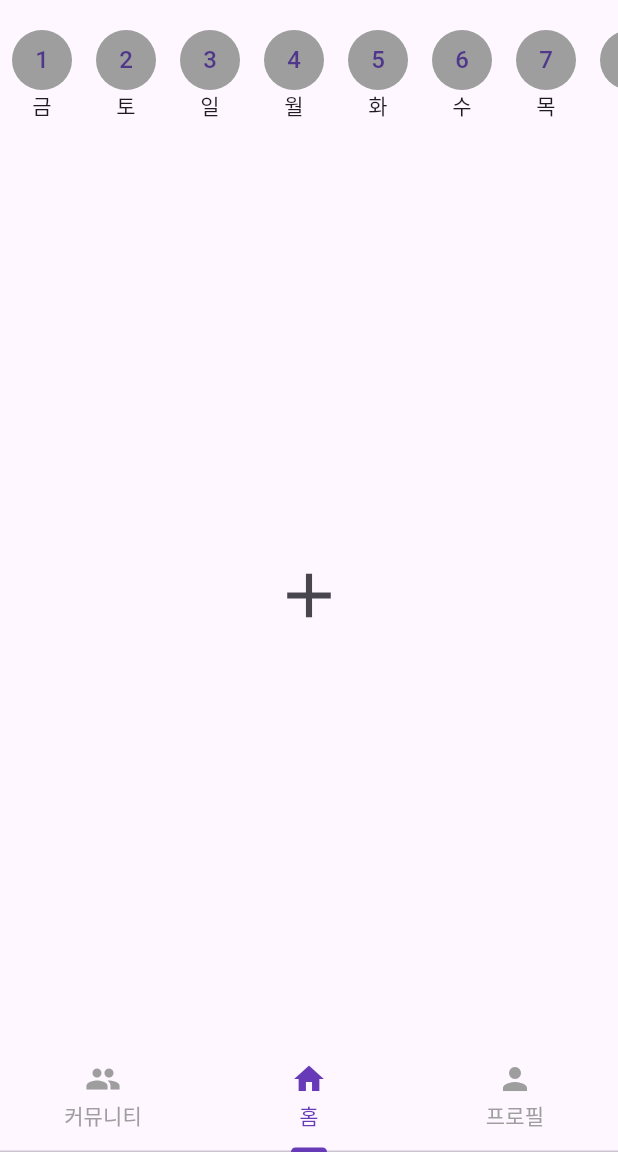
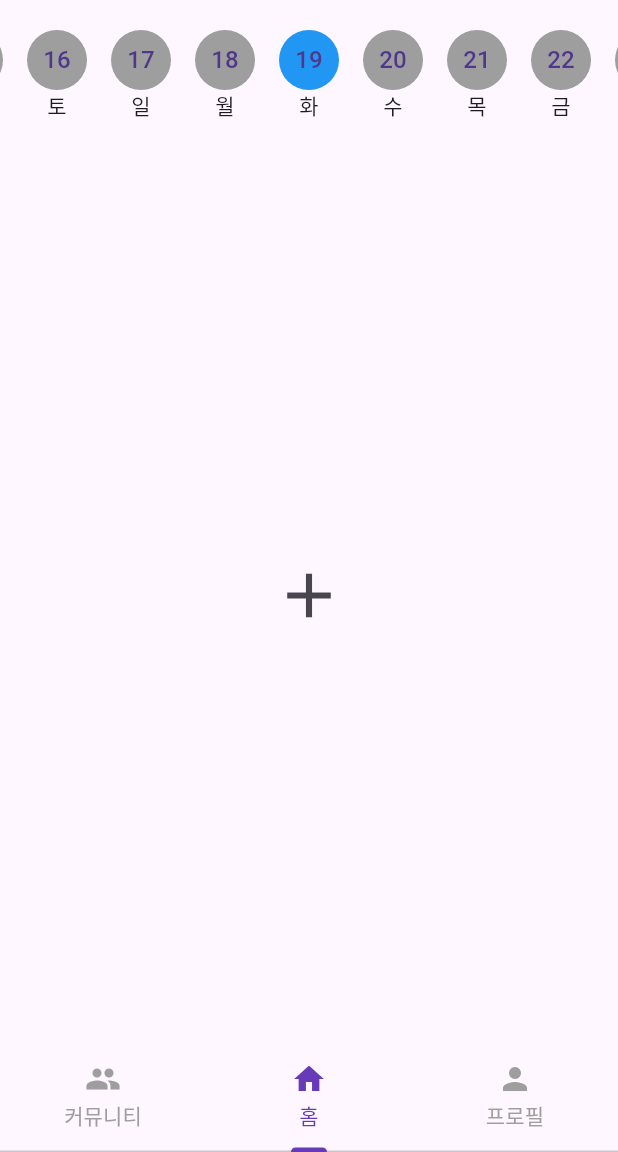
Before and after one commit to uchunc/routinecareproject, a Flutter app: the MainPage screen opened directly, tab 2 chosen, on a phone screen of 412 x 824 dp, the part 84-1236 px from its top. Run offline on Flutter 3.47's test engine with Material 3 defaults, Android fonts, the phone set to English and light mode, and no system bars.

Commit message:
날짜 중앙정렬

```diff
--- a/lib/screens/main_page.dart
+++ b/lib/screens/main_page.dart
@@ -1,6 +1,8 @@
 import 'package:flutter/material.dart';
 import '../widgets/calendar.dart';
 import '../widgets/journal_entry.dart';
+import 'community_page.dart'; // 커뮤니티 페이지
+import 'profile_page.dart'; // 프로필 페이지
 
 class MainPage extends StatefulWidget {
   @override
@@ -20,25 +22,23 @@ class _MainPageState extends State<MainPage>
   @override
   void initState() {
     super.initState();
-    controller = TabController(length: 3, vsync: this);
-    // 초기에는 오늘 날짜를 선택한 상태로 시작
-    WidgetsBinding.instance.addPostFrameCallback((_) {
-      setState(() {
-        selectedDate = DateTime.now();
-      });
+    controller = TabController(length: 3, vsync: this, initialIndex: 1);
+    controller.addListener(() {
+      setState(() {}); // 탭 변경 시 상태 업데이트
     });
   }
 
   @override
   void dispose() {
-    controller!.dispose();
+    controller.dispose();
     super.dispose();
   }
 
-  @override
-  Widget build(BuildContext context) {
-    return Scaffold(
-      appBar: AppBar(
+  AppBar buildAppBar() {
+    if (controller.index == 1) {
+      // 홈 탭의 AppBar
+      return AppBar(
+        backgroundColor: Color(0xFFFAFAFA),
         title: Row(
           mainAxisAlignment: MainAxisAlignment.spaceBetween,
           children: [
@@ -46,8 +46,10 @@ class _MainPageState extends State<MainPage>
               icon: Icon(Icons.chevron_left),
               onPressed: () {
                 setState(() {
-                  selectedDate =
-                      DateTime(selectedDate.year, selectedDate.month - 1);
+                  selectedDate = DateTime(
+                    selectedDate.year,
+                    selectedDate.month - 1,
+                  );
                 });
               },
             ),
@@ -56,19 +58,33 @@ class _MainPageState extends State<MainPage>
               icon: Icon(Icons.chevron_right),
               onPressed: () {
                 setState(() {
-                  selectedDate =
-                      DateTime(selectedDate.year, selectedDate.month + 1);
+                  selectedDate = DateTime(
+                    selectedDate.year,
+                    selectedDate.month + 1,
+                  );
                 });
               },
             ),
           ],
         ),
-      ),
+      );
+    } else {
+      // 다른 탭의 AppBar
+      return AppBar(
+        title: Text(controller.index == 0 ? '커뮤니티' : '프로필'),
+      );
+    }
+  }
+
+  @override
+  Widget build(BuildContext context) {
+    return Scaffold(
+      appBar: buildAppBar(),
       body: TabBarView(
         controller: controller,
         children: [
           // Tab 1: 커뮤니티
-          Center(child: Text('홈 페이지')),
+          CommunityApp(), // 커뮤니티 페이지 불러오기
           // Tab 2: 홈
           Center(
             child: Column(
@@ -88,7 +104,8 @@ class _MainPageState extends State<MainPage>
                     journalEntries: journalEntries,
                     onEntryChanged: (updatedEntries) {
                       setState(() {
-                        journalEntries[formatDate(selectedDate)] = updatedEntries;
+                        journalEntries[formatDate(selectedDate)] =
+                            updatedEntries;
                       });
                     },
                   ),
@@ -98,7 +115,7 @@ class _MainPageState extends State<MainPage>
           ),
 
           // Tab 3: 프로필
-          Center(child: Text('프로필 페이지')),
+          ProfileApp(), // 프로필 페이지 불러오기
         ],
       ),
       bottomNavigationBar: TabBar(
--- a/lib/widgets/calendar.dart
+++ b/lib/widgets/calendar.dart
@@ -1,14 +1,63 @@
 import 'package:flutter/material.dart';
 
-class Calendar extends StatelessWidget {
+class Calendar extends StatefulWidget {
   final DateTime date;
   final Function(DateTime) onDateSelected;
   final Map<String, List<String>> journalEntries;
 
-  Calendar(
-      {required this.date,
-      required this.onDateSelected,
-      required this.journalEntries});
+  Calendar({
+    required this.date,
+    required this.onDateSelected,
+    required this.journalEntries,
+  });
+
+  @override
+  _CalendarState createState() => _CalendarState();
+}
+
+class _CalendarState extends State<Calendar> {
+  late ScrollController _scrollController;
+  late int selectedDayIndex;
+  late DateTime selectedDate; // 선택된 날짜 상태
+
+  @override
+  void initState() {
+    super.initState();
+    _scrollController = ScrollController();
+    selectedDate = widget.date; // 초기 선택 날짜를 오늘 날짜로 설정
+    selectedDayIndex = widget.date.day - 1; // 오늘 날짜의 인덱스를 계산
+    WidgetsBinding.instance.addPostFrameCallback((_) {
+      _scrollToSelectedDate();
+    });
+  }
+
+  @override
+  void dispose() {
+    _scrollController.dispose();
+    super.dispose();
+  }
+
+  void _scrollToSelectedDate() {
+    double itemWidth = 56.0; // CircleAvatar의 너비
+    double position = itemWidth * selectedDayIndex -
+        MediaQuery.of(context).size.width / 2 +
+        itemWidth / 2;
+
+    // 스크롤이 중앙에 오지 않으면 가장 끝으로 스크롤
+    double maxScroll = _scrollController.position.maxScrollExtent;
+    double minScroll = _scrollController.position.minScrollExtent;
+    if (position < minScroll) {
+      position = minScroll; // 왼쪽 끝으로 스크롤
+    } else if (position > maxScroll) {
+      position = maxScroll; // 오른쪽 끝으로 스크롤
+    }
+
+    _scrollController.animateTo(
+      position,
+      duration: Duration(milliseconds: 300),
+      curve: Curves.easeInOut,
+    );
+  }
 
   String getWeekdayString(int weekday) {
     switch (weekday) {
@@ -32,37 +81,56 @@ class Calendar extends StatelessWidget {
   }
 
   Color getCircleColor(DateTime currentDate) {
-    String formattedDate =
-        "${currentDate.year}-${currentDate.month}-${currentDate.day}";
-    if (currentDate == date) {
-      return Colors.blue; // 선택한 날짜
-    } else if (journalEntries.containsKey(formattedDate) &&
-        journalEntries[formattedDate]!.isNotEmpty) {
-      return Colors.green; // 일지가 있는 날짜
+    if (isSameDate(currentDate, selectedDate)) {
+      return Colors.blue; // 선택된 날짜
     } else {
-      return Colors.grey; // 일지가 없는 날짜
+      String formattedDate =
+          "${currentDate.year}-${currentDate.month}-${currentDate.day}";
+      if (widget.journalEntries.containsKey(formattedDate) &&
+          widget.journalEntries[formattedDate]!.isNotEmpty) {
+        return Colors.green; // 일지가 있는 날짜
+      } else {
+        return Colors.grey; // 일지가 없는 날짜
+      }
     }
+  }
+
+  bool isSameDate(DateTime date1, DateTime date2) {
+    return date1.year == date2.year &&
+        date1.month == date2.month &&
+        date1.day == date2.day;
   }
 
   @override
   Widget build(BuildContext context) {
-    int lastDay = DateTime(date.year, date.month + 1, 0).day;
+    int lastDay = DateTime(widget.date.year, widget.date.month + 1, 0).day;
 
     return Container(
       height: 100,
       child: ListView.builder(
         scrollDirection: Axis.horizontal,
         itemCount: lastDay,
+        controller: _scrollController,
         itemBuilder: (context, index) {
-          DateTime currentDate = DateTime(date.year, date.month, index + 1);
+          DateTime currentDate =
+              DateTime(widget.date.year, widget.date.month, index + 1);
+
           return GestureDetector(
-            onTap: () => onDateSelected(currentDate),
+            onTap: () {
+              setState(() {
+                selectedDate = currentDate; // 선택된 날짜 업데이트
+                selectedDayIndex = index; // 선택된 날짜 인덱스 업데이트
+              });
+              widget.onDateSelected(currentDate); // 날짜 선택 콜백 호출
+              _scrollToSelectedDate(); // 선택된 날짜로 스크롤 이동
+            },
             child: Padding(
               padding: const EdgeInsets.symmetric(horizontal: 8.0),
               child: Column(
                 mainAxisAlignment: MainAxisAlignment.center,
                 children: [
                   CircleAvatar(
+                    radius: 20.0,
                     backgroundColor: getCircleColor(currentDate),
                     child: Text('${currentDate.day}'),
                   ),
```
